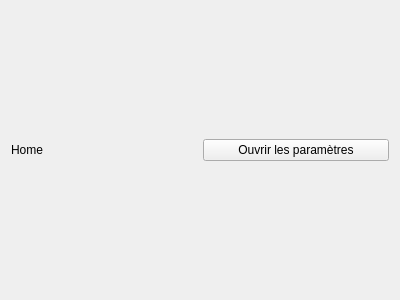
Before: the Qt Designer form forms/home.ui in axel7083/Fitts, drawn with Qt 5.
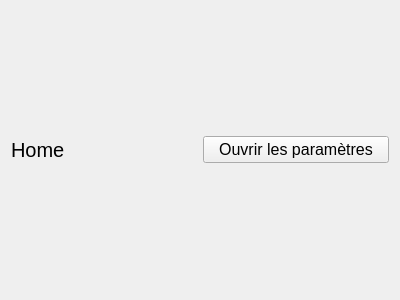
After: the same form once the commit is applied.

Commit message: Increase font size

```diff
--- a/forms/home.ui
+++ b/forms/home.ui
@@ -20,6 +20,11 @@
       <layout class="QHBoxLayout" name="horizontalLayout">
        <item>
         <widget class="QLabel" name="label">
+         <property name="font">
+          <font>
+           <pointsize>15</pointsize>
+          </font>
+         </property>
          <property name="text">
           <string>Home</string>
          </property>
@@ -27,6 +32,11 @@
        </item>
        <item>
         <widget class="QPushButton" name="home_settings_btn">
+         <property name="font">
+          <font>
+           <pointsize>12</pointsize>
+          </font>
+         </property>
          <property name="text">
           <string>Ouvrir les paramètres</string>
          </property>
```
